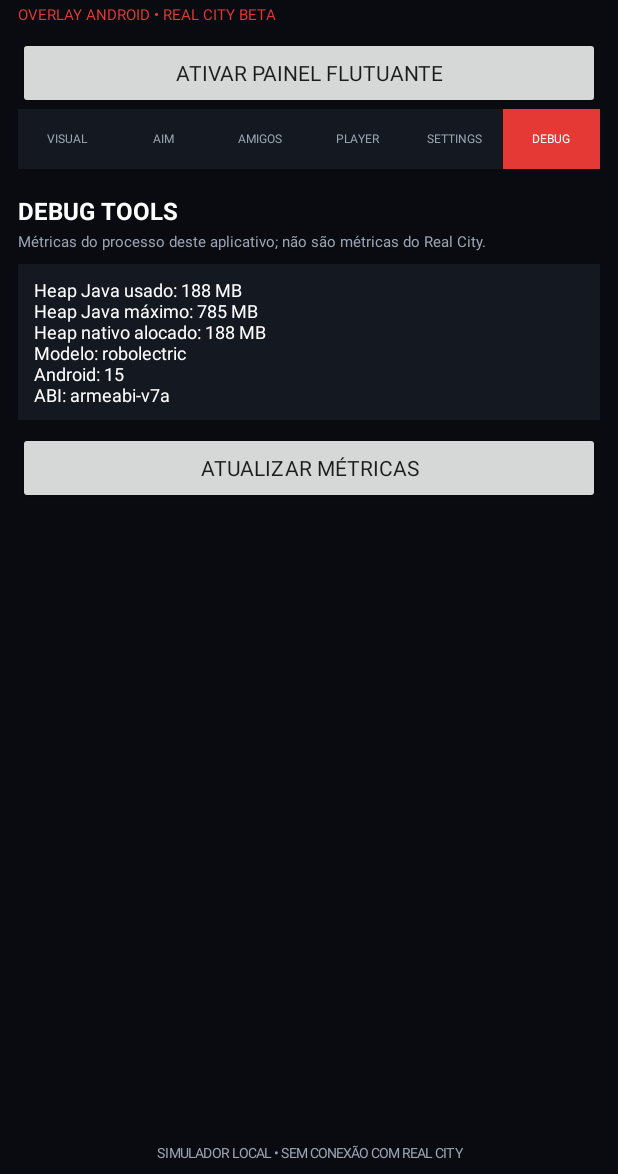
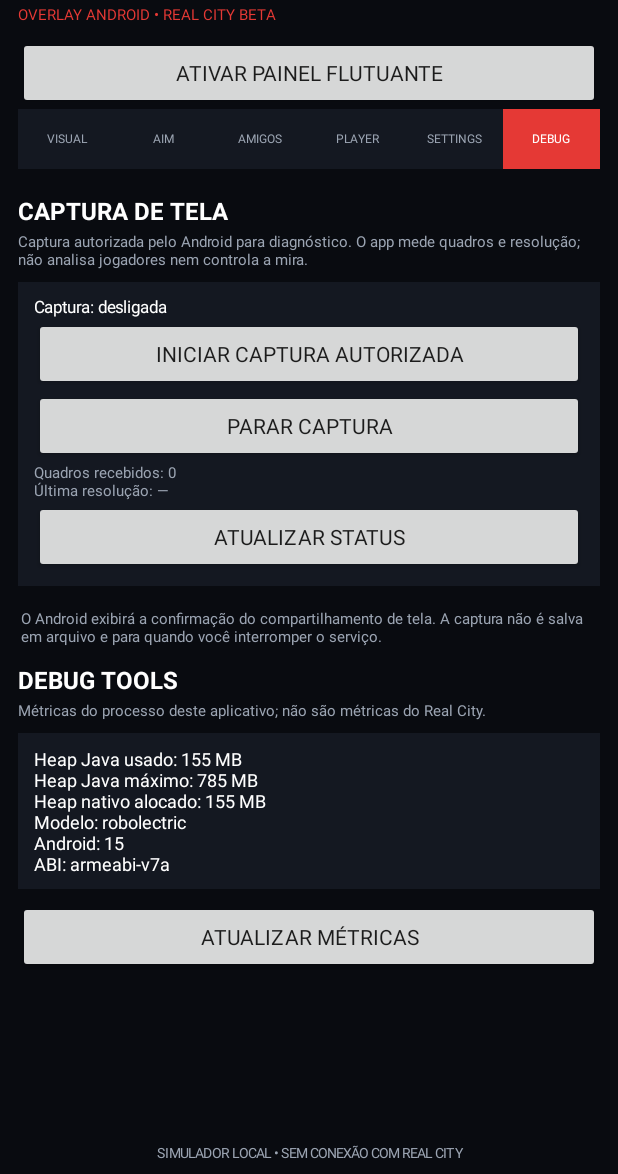
Before and after one commit to Crebejcon/REAL-CITY-RAM, an Android app: the screen it shows after launch (MainActivity), after a tap on "DEBUG", on a phone screen of 412 x 824 dp, the part 62-1236 px from its top. Run offline under Robolectric (Android 15) with nearby library versions, the phone set to English and light mode, and no system bars; 3 other taps on this screen came first.

Commit message:
Adiciona controles de captura autorizada na aba Debug

```diff
--- a/app/src/main/java/com/realcity/ram/MainActivity.kt
+++ b/app/src/main/java/com/realcity/ram/MainActivity.kt
@@ -11,9 +11,11 @@ import android.provider.Settings
 import android.content.Intent
 import android.net.Uri
 import android.os.Build
+import android.media.projection.MediaProjectionManager
 import kotlin.math.*
 
 class MainActivity : Activity() {
+    private val captureRequestCode = 7401
     private val prefs by lazy { getSharedPreferences("ram_settings_v2", Context.MODE_PRIVATE) }
     private lateinit var root: LinearLayout
     private lateinit var content: LinearLayout
@@ -31,6 +33,18 @@ class MainActivity : Activity() {
         applyScreenSetting()
     }
     override fun onResume() { super.onResume(); applyScreenSetting() }
+    override fun onActivityResult(requestCode:Int,resultCode:Int,data:Intent?) {
+        super.onActivityResult(requestCode,resultCode,data)
+        if(requestCode==captureRequestCode) {
+            if(resultCode==Activity.RESULT_OK && data!=null) {
+                val service=Intent(this,ScreenCaptureService::class.java)
+                    .putExtra(ScreenCaptureService.EXTRA_RESULT_CODE,resultCode)
+                    .putExtra(ScreenCaptureService.EXTRA_RESULT_DATA,data)
+                if(Build.VERSION.SDK_INT>=26) startForegroundService(service) else startService(service)
+                Toast.makeText(this,"Permissão de captura concedida.",Toast.LENGTH_SHORT).show()
+            } else Toast.makeText(this,"Captura cancelada.",Toast.LENGTH_SHORT).show()
+        }
+    }
     private fun applyScreenSetting() {
         if(prefs.getBoolean("s_awake",false)) window.addFlags(WindowManager.LayoutParams.FLAG_KEEP_SCREEN_ON)
         else window.clearFlags(WindowManager.LayoutParams.FLAG_KEEP_SCREEN_ON)
@@ -205,6 +219,37 @@ class MainActivity : Activity() {
         content.addView(Button(this).apply { text="RESTAURAR CONFIGURAÇÕES"; setOnClickListener { prefs.edit().clear().apply(); applyScreenSetting(); showTab() } })
     }
     private fun debugTab() {
+        section("CAPTURA DE TELA","Captura autorizada pelo Android para diagnóstico. O app mede quadros e resolução; não analisa jogadores nem controla a mira.")
+        val capture=card()
+        val captureStatus=TextView(this).apply {
+            textSize=11f; setTextColor(Color.WHITE)
+            text=if(prefs.getBoolean("capture_running",false)) "Captura: ativa" else "Captura: desligada"
+        }
+        capture.addView(captureStatus)
+        capture.addView(Button(this).apply {
+            text="INICIAR CAPTURA AUTORIZADA"
+            setOnClickListener {
+                val manager=getSystemService(Context.MEDIA_PROJECTION_SERVICE) as MediaProjectionManager
+                startActivityForResult(manager.createScreenCaptureIntent(),captureRequestCode)
+            }
+        })
+        capture.addView(Button(this).apply {
+            text="PARAR CAPTURA"
+            setOnClickListener {
+                startService(Intent(this@MainActivity,ScreenCaptureService::class.java).setAction(ScreenCaptureService.ACTION_STOP))
+                captureStatus.text="Captura: desligada"
+            }
+        })
+        val frameStatus=TextView(this).apply { textSize=10f; setTextColor(muted); text="Quadros recebidos: ${prefs.getLong("capture_frames",0)}\nÚltima resolução: ${prefs.getString("capture_size","—")}" }
+        capture.addView(frameStatus)
+        capture.addView(Button(this).apply {
+            text="ATUALIZAR STATUS"
+            setOnClickListener {
+                captureStatus.text=if(prefs.getBoolean("capture_running",false)) "Captura: ativa" else "Captura: desligada"
+                frameStatus.text="Quadros recebidos: ${prefs.getLong("capture_frames",0)}\nÚltima resolução: ${prefs.getString("capture_size","—")}"
+            }
+        })
+        content.addView(note("O Android exibirá a confirmação do compartilhamento de tela. A captura não é salva em arquivo e para quando você interromper o serviço."))
         section("DEBUG TOOLS","Métricas do processo deste aplicativo; não são métricas do Real City.")
         val c=card()
         val metrics=TextView(this).apply { textSize=12f; setTextColor(Color.WHITE) }; c.addView(metrics)
```
